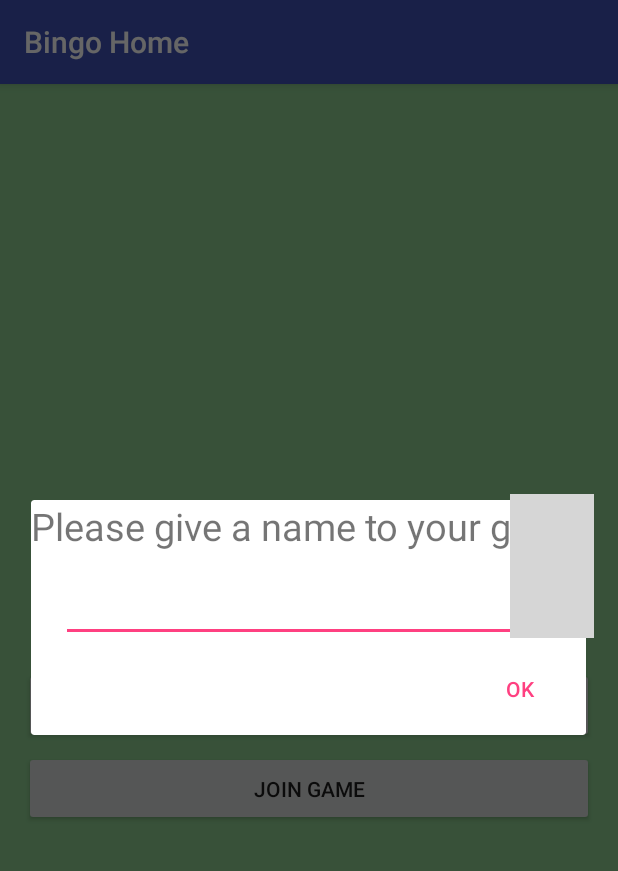
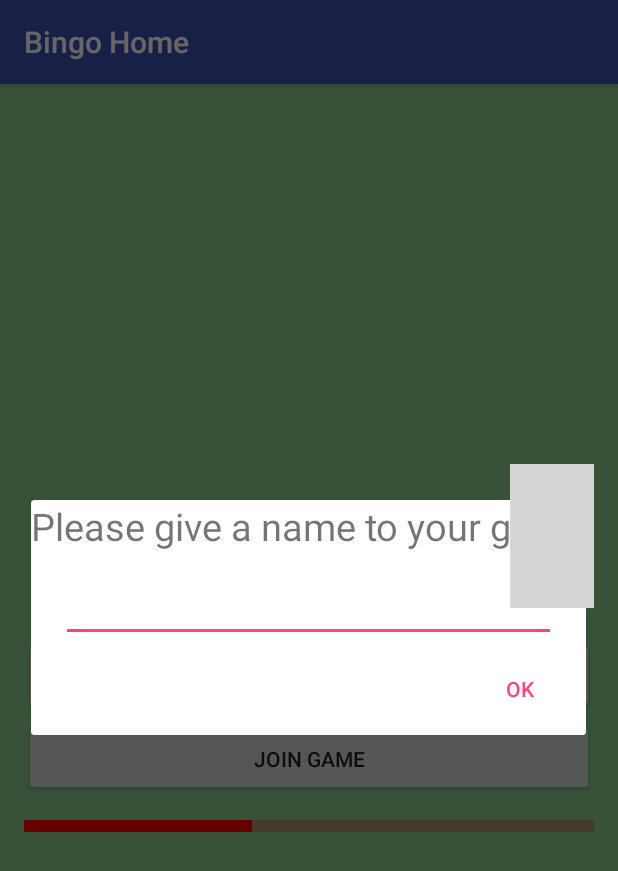
Before and after one commit to adnansakel/Quality-and-Usability-Project, an Android app: the HomeActivity screen opened directly, with no data from a screen before it, after a tap on "CREATE GAME", on a phone screen of 412 x 824 dp. Shown: the top 871 px of the screen. Run offline under Robolectric (Android 15) with nearby library versions, the light colour scheme and no system bars; libraries missing offline, so code that uses them is left out: com.loopj.android, cz.msebera.android; grey boxes are pictures that could not be loaded.

Commit message:
Internet connection check. Time slider test and Notification test

```diff
--- a/MyApplication/app/src/main/AndroidManifest.xml
+++ b/MyApplication/app/src/main/AndroidManifest.xml
@@ -3,6 +3,7 @@
     package="com.example.adnansakel.bingo">
 
     <uses-permission android:name="android.permission.INTERNET"/>
+    <uses-permission android:name="android.permission.ACCESS_NETWORK_STATE" />
 
     <application
         android:name=".MyApplication"
--- a/MyApplication/app/src/main/java/com/example/adnansakel/bingo/HomeActivity.java
+++ b/MyApplication/app/src/main/java/com/example/adnansakel/bingo/HomeActivity.java
@@ -1,27 +1,30 @@
 package com.example.adnansakel.bingo;
 
+import android.animation.Animator;
+import android.animation.AnimatorListenerAdapter;
 import android.content.DialogInterface;
 import android.content.Intent;
-import android.os.Build;
+import android.graphics.Color;
 import android.os.Handler;
 import android.speech.tts.TextToSpeech;
 import android.support.v7.app.AlertDialog;
 import android.support.v7.app.AppCompatActivity;
 import android.os.Bundle;
+import android.view.Gravity;
+import android.view.LayoutInflater;
 import android.view.View;
+import android.view.ViewGroup;
 import android.widget.Button;
 import android.widget.EditText;
+import android.widget.ImageView;
+import android.widget.ProgressBar;
+import android.widget.TextView;
 import android.widget.Toast;
 
-import com.example.adnansakel.bingo.Util.AppConstants;
+import com.example.adnansakel.bingo.Util.ConnectionCheck;
 import com.example.adnansakel.bingo.View.HomeView;
 
 import org.json.JSONException;
-
-import java.util.ArrayList;
-import java.util.Collections;
-import java.util.List;
-import java.util.Locale;
 
 public class HomeActivity extends AppCompatActivity implements View.OnClickListener {
 
@@ -30,6 +33,9 @@ public class HomeActivity extends AppCompatActivity implements View.OnClickListe
     BingoServerCalls bingoServerCalls;
     TextToSpeech textToSpeechtest;
     Handler handler;
+    ProgressBar progressBarTest;
+    ConnectionCheck connectionCheck;
+    View llAnimationTest;
     @Override
     protected void onCreate(Bundle savedInstanceState) {
         super.onCreate(savedInstanceState);
@@ -38,9 +44,10 @@ public class HomeActivity extends AppCompatActivity implements View.OnClickListe
         new HomeView(findViewById(R.id.rl_home_view),((MyApplication)getApplication()).getBingoGameModel());
         //System.out.println("Player at home: "+((MyApplication)getApplication()).getBingoGameModel().getMyPlayer().getPlayerID());
         bingoServerCalls = new BingoServerCalls(((MyApplication)getApplication()).getBingoGameModel(),this);
+        connectionCheck = new ConnectionCheck(this);
         initialize();
-        //handler = new Handler();
-        //handlerTest();
+        handler = new Handler();
+        handlerTest();
         /*
         textToSpeechtest = new TextToSpeech(getApplicationContext(),new TextToSpeech.OnInitListener() {
             @Override
@@ -52,7 +59,7 @@ public class HomeActivity extends AppCompatActivity implements View.OnClickListe
         });*/
     }
 
-    /*
+
     int counter = 0;
     Runnable runnable;
     private void handlerTest(){
@@ -64,14 +71,16 @@ public class HomeActivity extends AppCompatActivity implements View.OnClickListe
 
                 //System.out.println(counter);
 
-                if(counter > 5){
+                if(counter > 4){
                     handler.removeCallbacks(this);
-                    Toast.makeText(HomeActivity.this,"After callback removed "+counter,Toast.LENGTH_LONG).show();
-                    HomeActivity.this.finish();
+                    progressBarTest.setProgress(100-(counter*2*10));
+                   // Toast.makeText(HomeActivity.this,"After callback removed "+counter,Toast.LENGTH_LONG).show();
+                   // HomeActivity.this.finish();
                     return;
                 }
+                progressBarTest.setProgress(100-(counter*2*10));
+                //System.out.println("Handler running "+ counter);
 
-                System.out.println("Handler running "+ counter);
 
                 handler.postDelayed(this, 1000);
                 counter++;
@@ -83,11 +92,44 @@ public class HomeActivity extends AppCompatActivity implements View.OnClickListe
 // start it with:
         handler.post(runnable);
     }
-    */
+
 
     private void initialize(){
         btnCreateGame = (Button)findViewById(R.id.btn_create_game);
         btnJoinGame = (Button)findViewById(R.id.btn_join_game);
+
+        llAnimationTest = findViewById(R.id.llAnimationTest);
+        llAnimationTest.setVisibility(View.INVISIBLE);
+        llAnimationTest.setTranslationX(llAnimationTest.getWidth());
+        llAnimationTest.setVisibility(View.VISIBLE);
+        llAnimationTest.setTranslationX(llAnimationTest.getWidth());
+        llAnimationTest.setVisibility(View.INVISIBLE);
+
+
+        //an.MakeInVisibleWithSlideRight();
+        //an.MakeVisibleWithSlideLeft();
+        progressBarTest = (ProgressBar)findViewById(R.id.progressBarTest);
+        progressBarTest.setMax(100);
+        progressBarTest.setProgress(100);
+        progressBarTest.getProgressDrawable().setColorFilter(
+                Color.parseColor("#ff0000"), android.graphics.PorterDuff.Mode.SRC_IN);
+
+
+        LayoutInflater inflater = getLayoutInflater();
+        View layout = inflater.inflate(R.layout.notifcation,
+                (ViewGroup) findViewById(R.id.ll_toast_item));
+
+        ImageView image = (ImageView) layout.findViewById(R.id.image);
+        //image.setImageResource(R.drawable.android);
+        //TextView text = (TextView) layout.findViewById(R.id.text);
+        //text.setText("Hello! This is a custom toast!");
+
+        Toast toast = new Toast(getApplicationContext());
+        toast.setGravity(Gravity.TOP|Gravity.RIGHT, 20, 150);
+        toast.setDuration(Toast.LENGTH_LONG);
+        toast.setView(layout);
+        toast.show();
+
 
         btnCreateGame.setOnClickListener(this);
         btnJoinGame.setOnClickListener(this);
@@ -105,6 +147,7 @@ public class HomeActivity extends AppCompatActivity implements View.OnClickListe
             else{
                 textToSpeechtest.speak("22",TextToSpeech.QUEUE_FLUSH,null);
             }*/
+            if(!connectionCheck.isConnected()){return;}
 
             AlertDialog.Builder builder = new AlertDialog.Builder(this);
             final View mview = View.inflate(this,R.layout.creategame_dialog_view,null);
--- /dev/null
+++ b/MyApplication/app/src/main/java/com/example/adnansakel/bingo/Util/ConnectionCheck.java
@@ -0,0 +1,46 @@
+package com.example.adnansakel.bingo.Util;
+
+import android.content.Context;
+import android.net.ConnectivityManager;
+import android.net.NetworkInfo;
+import android.widget.Toast;
+
+/**
+ * Created by Adnan Sakel on 1/26/2017.
+ */
+public class ConnectionCheck {
+
+    private Context _context;
+
+    public ConnectionCheck(Context context){
+        this._context = context;
+        Toast.makeText(_context, "From connection check", Toast.LENGTH_LONG).show();
+    }
+
+    public boolean isConnected(){
+        ConnectivityManager cm = (ConnectivityManager)_context.getSystemService(Context.CONNECTIVITY_SERVICE);
+
+        //NetworkInfo activeNetwork = cm.getActiveNetworkInfo();
+        NetworkInfo activeNetwork = cm.getActiveNetworkInfo();
+        boolean isConnected = activeNetwork != null && activeNetwork.isConnectedOrConnecting();
+
+        if (!isConnected) {
+            Toast.makeText(_context, "No Internet Connection Found. Please connect to the internet and try again.", Toast.LENGTH_LONG).show();
+            System.out.println("Toastcheck");
+        }
+
+        System.out.println("isConnected: " + isConnected);
+        return isConnected;
+    }
+
+    public boolean isConnectedWithoutToastMessage(){
+        ConnectivityManager cm = (ConnectivityManager)_context.getSystemService(Context.CONNECTIVITY_SERVICE);
+
+        NetworkInfo activeNetwork = cm.getActiveNetworkInfo();
+        boolean isConnected = activeNetwork != null && activeNetwork.isConnectedOrConnecting();
+
+        return isConnected;
+
+    }
+
+}
--- a/MyApplication/app/src/main/res/layout/activity_home.xml
+++ b/MyApplication/app/src/main/res/layout/activity_home.xml
@@ -52,6 +52,34 @@
             android:layout_marginTop="5dp"
             android:gravity="center"
             android:text="@string/join_game"/>
+        <ProgressBar
+            android:id="@+id/progressBarTest"
+            android:layout_width="match_parent"
+            android:layout_height="40dp"
+            android:scaleY="2"
+            style="?android:attr/progressBarStyleHorizontal"
+            />
+    </LinearLayout>
+
+    <LinearLayout
+
+        android:layout_width="match_parent"
+        android:layout_height="100dp"
+
+        android:layout_alignParentRight="true"
+        android:layout_alignParentTop="true"
+        android:orientation="horizontal"
+        >
+        <TextView
+            android:id="@+id/llAnimationTest"
+            android:layout_width="400dp"
+            android:layout_height="100dp"
+            android:background="#55ff0000"
+            android:textSize="30sp"
+            android:textColor="#ffffff"
+            android:text="asdasdasdasdadsasasdgdrgdfgfgf"
+            />
+
     </LinearLayout>
 
 
```
Also changed, not shown: MyApplication/app/src/main/res/drawable/green_rect_button.xml (added, +13 -0 lines), MyApplication/app/src/main/res/layout/notifcation.xml (added, +73 -0 lines).
